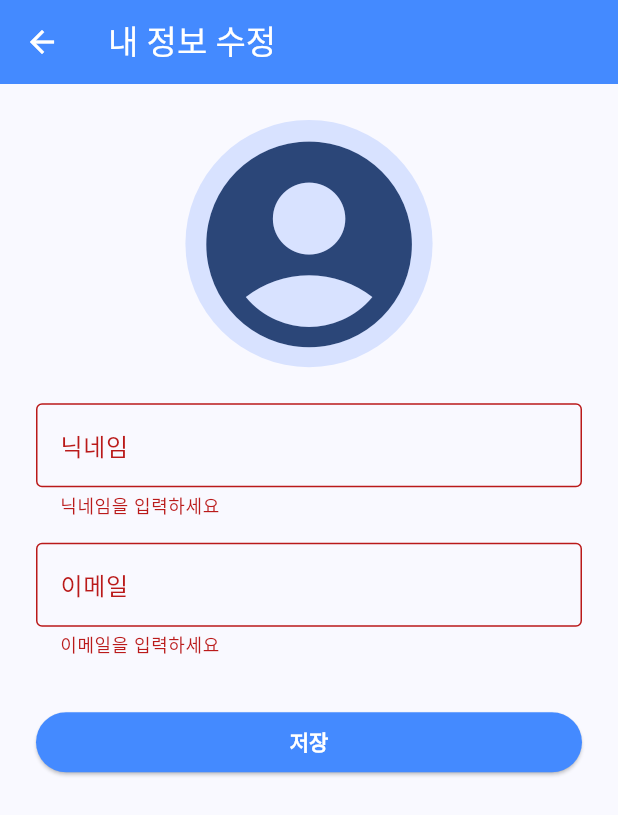
After one commit to SeeIn-Inha/SeeIn-Frontend, a Flutter app: the EditProfileScreen screen opened by its route, after a tap on "저장", on a phone screen of 412 x 824 dp. The commit adds this screen. Shown: the top 815 px of the screen. Run offline on Flutter 3.47's test engine with Material 3 defaults, Android fonts, the light colour scheme and no system bars; our stand-ins replace flutter_dotenv, image_picker, shared_preferences; accounts and stored records are empty.

Commit message:
feat: 회원 정보 수정 ã추가

```diff
--- /dev/null
+++ b/lib/api/user/edit_account_api.dart
@@ -0,0 +1,27 @@
+import 'package:http/http.dart' as http;
+import 'dart:convert';
+import 'package:flutter_dotenv/flutter_dotenv.dart';
+
+final String baseUrl = dotenv.env['API_BASE_URL'] ?? 'http://localhost:8000';
+
+class EditAccountApi {
+  Future<bool> editAccount(String email, String username) async {
+    Uri url = Uri.parse('$baseUrl/auth/edit');
+    final res = await http.post(
+      url,
+      headers: {
+        'Content-Type': 'application/json'
+      },
+      body: json.encode({
+        'email': email,
+        'username': username
+      })
+    );
+
+    if (res.statusCode != 200) {
+      return false;
+    }
+
+    return true;
+  }
+}
--- a/lib/routes/router.dart
+++ b/lib/routes/router.dart
@@ -1,4 +1,5 @@
 import 'package:flutter/material.dart';
+import 'package:seein_frontend/screens/users/edit_profile_screen.dart';
 import '../screens/start_screen.dart';
 import '../screens/users/join_screen.dart';
 import '../screens/users/login_screen.dart';
@@ -7,6 +8,7 @@ import '../screens/select_home_screen.dart';
 import '../screens/users/my_info.dart';
 import '../screens/home_screen.dart';
 import '../screens/test_home_screen.dart';
+import '../screens/users/edit_profile_screen.dart';
 
 // 화면 전환 라우팅 등록
 class RoutePage {
@@ -19,6 +21,7 @@ class RoutePage {
   static const String myInfo = '/myInfo';
   static const String realHome = '/realHome';
   static const String receipt = '/receipt';
+  static const String editProfile = '/eiditProfile';
 
   // screens/...
   static final Map<String, WidgetBuilder> appRoutes = {
@@ -30,5 +33,6 @@ class RoutePage {
     myInfo: (context) => MyInfo(),
     realHome: (context) => Home(),
     receipt: (context) => HomeScreen(),
+    editProfile: (context) => EditProfileScreen(),
   };
 }
--- /dev/null
+++ b/lib/screens/users/edit_profile_screen.dart
@@ -0,0 +1,113 @@
+import 'package:flutter/material.dart';
+import 'package:provider/provider.dart';
+import '../../services/auth_provider.dart';
+import '../../services/user_provider.dart';
+import '../../config/appTheme.dart';
+import '../../api/user/edit_account_api.dart';
+import '../../widgets/common_widget.dart';
+
+class EditProfileScreen extends StatefulWidget {
+  @override
+  State<EditProfileScreen> createState() => _EditProfileScreenState();
+}
+
+class _EditProfileScreenState extends State<EditProfileScreen> {
+  final _formKey = GlobalKey<FormState>();
+  String _username = "";
+  String _email = "";
+
+  @override
+  void initState() {
+    super.initState();
+    final userManager = context.read<UserProvider>();
+    _username = userManager.username ?? "";
+    _email = userManager.email ?? "";
+  }
+
+  @override
+  Widget build(BuildContext ctx) {
+    final w = MediaQuery.of(ctx).size.width;
+    final h = MediaQuery.of(ctx).size.height;
+    final theme = AppTheme.lightTheme;
+
+    return Scaffold(
+      appBar: AppBar(title: Text('내 정보 수정')),
+      body: SingleChildScrollView(
+        padding: EdgeInsets.all(24),
+        child: Form(
+          key: _formKey,
+          child: Column(
+            children: [
+              // 프로필 이미지
+              GestureDetector(
+                onTap: () {
+                  // 이미지 변경 기능 (선택적)
+                },
+                child: CircleAvatar(
+                  radius: w * 0.2,
+                  child: Icon(Icons.account_circle, size: w * 0.4),
+                ),
+              ),
+              SizedBox(height: 24),
+
+              // 닉네임
+              TextFormField(
+                initialValue: _username,
+                decoration: InputDecoration(
+                  labelText: '닉네임',
+                  border: OutlineInputBorder(),
+                ),
+                onChanged: (val) => _username = val,
+                validator: (val) {
+                  if (val == null || val.isEmpty) return '닉네임을 입력하세요';
+                  return null;
+                },
+              ),
+              SizedBox(height: 16),
+
+              // 이메일
+              TextFormField(
+                initialValue: _email,
+                decoration: InputDecoration(
+                  labelText: '이메일',
+                  border: OutlineInputBorder(),
+                ),
+                onChanged: (val) => _email = val,
+                validator: (val) {
+                  if (val == null || val.isEmpty) return '이메일을 입력하세요';
+                  if (!RegExp(r'^[\w-.]+@([\w-]+\.)+[\w-]{2,4}$').hasMatch(val)) {
+                    return '유효한 이메일을 입력하세요';
+                  }
+                  return null;
+                },
+              ),
+              SizedBox(height: 32),
+
+              // 저장 버튼
+              SizedBox(
+                width: double.infinity,
+                child: ElevatedButton(
+                  onPressed: () async {
+                    if (_formKey.currentState!.validate()) {
+                      EditAccountApi accountEditor = EditAccountApi();
+                      CommonWidget widgetMaker = CommonWidget();
+                      if (!await accountEditor.editAccount(_email, _username)) {
+                        widgetMaker.buildSnackBar(ctx, '회원 정보 수정에 실패했습니다', theme);
+                        return;
+                      }
+                      final userManager = ctx.read<UserProvider>();
+                      userManager.updateUserData(_username, _email);
+                      widgetMaker.buildSnackBar(ctx, '회원 정보 수정에 성공했습니다', theme);
+                      Navigator.pop(ctx);
+                    }
+                  },
+                  child: Text('저장'),
+                ),
+              ),
+            ],
+          ),
+        ),
+      ),
+    );
+  }
+}
--- a/lib/services/user_provider.dart
+++ b/lib/services/user_provider.dart
@@ -21,4 +21,10 @@ class UserProvider extends ChangeNotifier {
     username = null;
     notifyListeners();
   }
+
+  void updateUserData(String username, String email) {
+    this.email = email;
+    this.username = username;
+    notifyListeners();
+  }
 }
```
